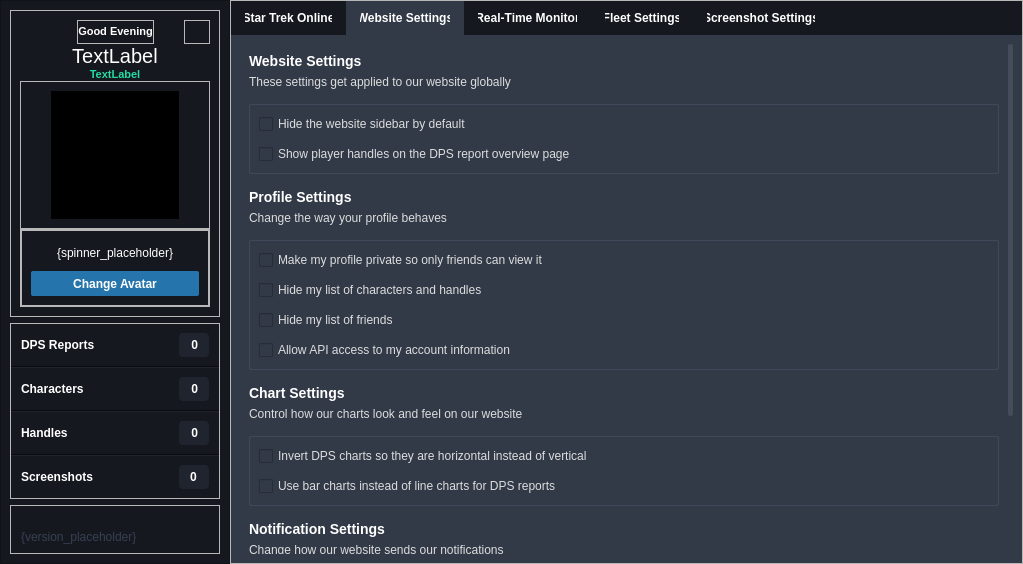
First picture: the form in PreferencesWindow/preferenceswindow.ui, repository jakepetty/nexus-desktop-client, before the edit.
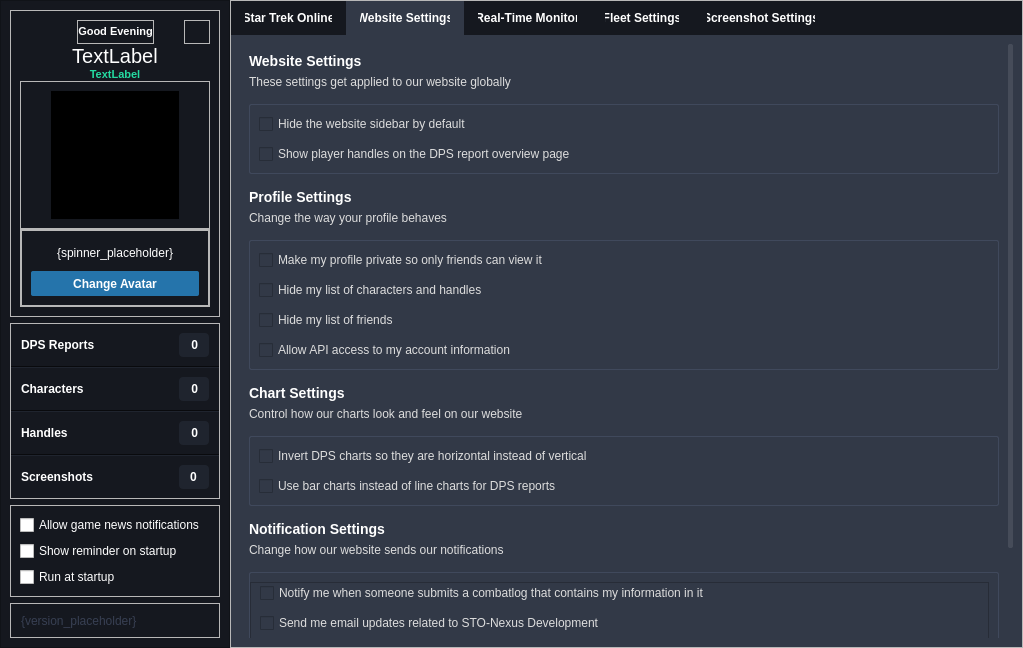
Second picture: the form after the edit. The open tabs and pages were chosen to show the change. Icons and pictures are not drawn.

Commit message: Updated Preferences Added the ability to turn off news notifications Added the ability to run the desktop client at startup Added the ability to turn off the reminder notification when the app starts Fixed issue related to settings not being remembered after the app restarts Fixed slow loading when opening the preferences window

```diff
--- a/PreferencesWindow/preferenceswindow.ui
+++ b/PreferencesWindow/preferenceswindow.ui
@@ -7,7 +7,7 @@
     <x>0</x>
     <y>0</y>
     <width>1023</width>
-    <height>564</height>
+    <height>648</height>
    </rect>
   </property>
   <property name="minimumSize">
@@ -19,7 +19,7 @@
   <property name="maximumSize">
    <size>
     <width>1023</width>
-    <height>564</height>
+    <height>16777215</height>
    </size>
   </property>
   <property name="windowTitle">
@@ -715,6 +715,48 @@
          <zorder>report_container</zorder>
         </widget>
        </item>
+       <item>
+        <widget class="QFrame" name="app_settings_container">
+         <property name="frameShape">
+          <enum>QFrame::StyledPanel</enum>
+         </property>
+         <property name="frameShadow">
+          <enum>QFrame::Raised</enum>
+         </property>
+         <layout class="QVBoxLayout" name="verticalLayout_41">
+          <item>
+           <widget class="QCheckBox" name="allow_game_news_notifications">
+            <property name="styleSheet">
+             <string notr="true">color:#fff</string>
+            </property>
+            <property name="text">
+             <string>Allow game news notifications</string>
+            </property>
+           </widget>
+          </item>
+          <item>
+           <widget class="QCheckBox" name="startup_reminder">
+            <property name="styleSheet">
+             <string notr="true">color:#fff</string>
+            </property>
+            <property name="text">
+             <string>Show reminder on startup</string>
+            </property>
+           </widget>
+          </item>
+          <item>
+           <widget class="QCheckBox" name="run_at_startup">
+            <property name="styleSheet">
+             <string notr="true">color:#fff</string>
+            </property>
+            <property name="text">
+             <string>Run at startup</string>
+            </property>
+           </widget>
+          </item>
+         </layout>
+        </widget>
+       </item>
        <item>
         <widget class="QFrame" name="frame_19">
          <property name="frameShape">
@@ -1531,7 +1573,7 @@
                 <x>0</x>
                 <y>0</y>
                 <width>768</width>
-                <height>673</height>
+                <height>699</height>
                </rect>
               </property>
               <layout class="QVBoxLayout" name="verticalLayout_35">
```
The commit also changes 3 other files.
